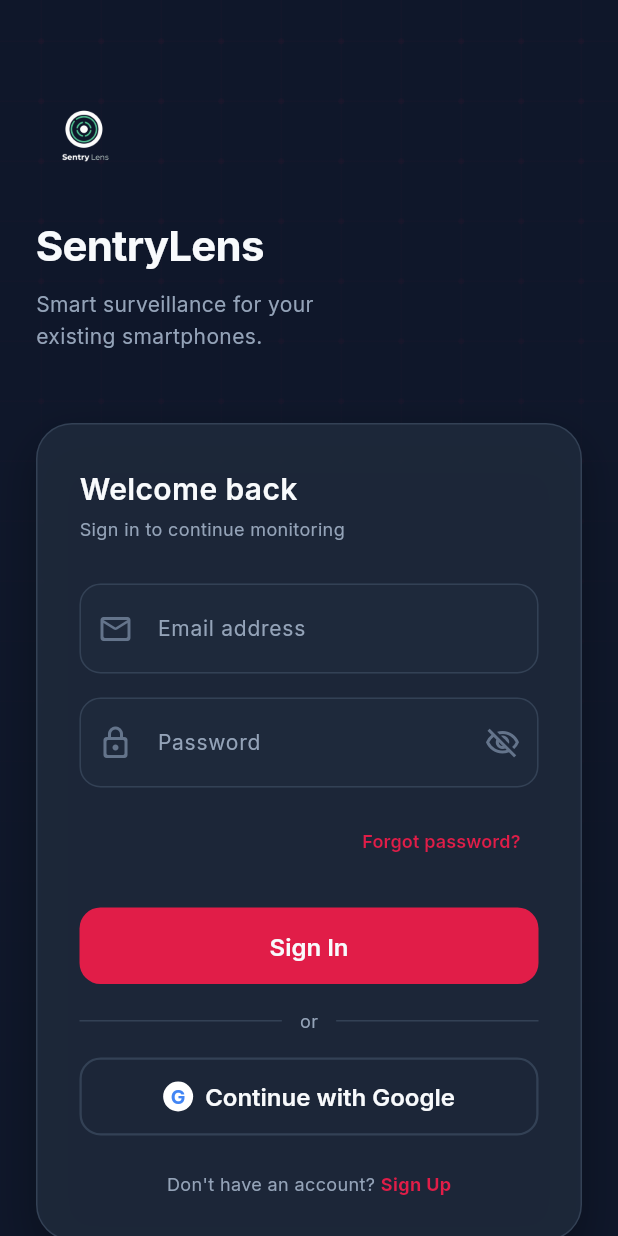
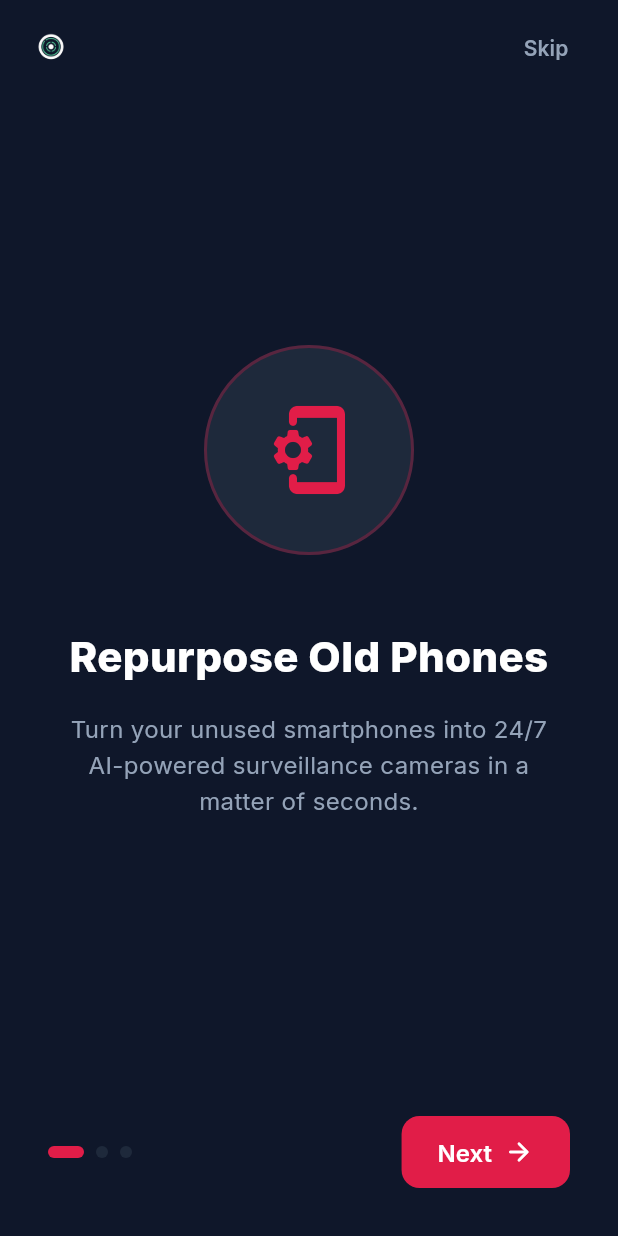
Before and after one commit to dhyankothari11/SentryLens, a Flutter app: the screen it shows after launch, on a phone screen of 412 x 824 dp. Run offline on Flutter 3.47's test engine with Material 3 defaults, Android fonts, the phone set to English and light mode, and no system bars; our stand-ins replace camera, cloud_firestore, firebase_auth, firebase_core, flutter_riverpod, go_router and 3 more; missing offline and left inert: flutter_webrtc; accounts and stored records are empty.

Commit message:
added intro pgs

```diff
--- /dev/null
+++ b/lib/core/providers/preferences_provider.dart
@@ -0,0 +1,8 @@
+import 'package:flutter_riverpod/flutter_riverpod.dart';
+import 'package:shared_preferences/shared_preferences.dart';
+
+const preferencesIntroKey = 'has_seen_intro';
+
+final sharedPreferencesProvider = Provider<SharedPreferencesAsync>((ref) {
+  return SharedPreferencesAsync();
+});
--- /dev/null
+++ b/lib/features/onboarding/intro_screen.dart
@@ -0,0 +1,228 @@
+import 'package:flutter/material.dart';
+import 'package:flutter/services.dart';
+import 'package:flutter_riverpod/flutter_riverpod.dart';
+import 'package:go_router/go_router.dart';
+import '../../core/theme/app_colors.dart';
+import '../../core/providers/preferences_provider.dart';
+
+class IntroScreen extends ConsumerStatefulWidget {
+  const IntroScreen({super.key});
+
+  @override
+  ConsumerState<IntroScreen> createState() => _IntroScreenState();
+}
+
+class _IntroScreenState extends ConsumerState<IntroScreen> {
+  final PageController _pageController = PageController();
+  int _currentPage = 0;
+
+  final List<Map<String, dynamic>> _pages = [
+    {
+      'title': 'Repurpose Old Phones',
+      'description':
+          'Turn your unused smartphones into 24/7 AI-powered surveillance cameras in a matter of seconds.',
+      'icon': Icons.phonelink_setup_rounded,
+    },
+    {
+      'title': 'Real-Time Streaming',
+      'description':
+          'Monitor your home, garage, or office with ultra-low latency WebRTC live streams from anywhere.',
+      'icon': Icons.videocam_rounded,
+    },
+    {
+      'title': 'Smart AI Detection',
+      'description':
+          'Get instant push notifications the moment motion or specific objects are detected in the frame.',
+      'icon': Icons.notifications_active_rounded,
+    },
+  ];
+
+  @override
+  void dispose() {
+    _pageController.dispose();
+    super.dispose();
+  }
+
+  Future<void> _completeIntro() async {
+    final prefs = ref.read(sharedPreferencesProvider);
+    await prefs.setBool(preferencesIntroKey, true);
+    if (mounted) {
+      context.goNamed('login');
+    }
+  }
+
+  void _nextPage() {
+    if (_currentPage < _pages.length - 1) {
+      _pageController.nextPage(
+        duration: const Duration(milliseconds: 300),
+        curve: Curves.easeOut,
+      );
+    } else {
+      _completeIntro();
+    }
+  }
+
+  @override
+  Widget build(BuildContext context) {
+    SystemChrome.setEnabledSystemUIMode(SystemUiMode.edgeToEdge);
+
+    return Scaffold(
+      backgroundColor: AppColors.bgPrimary,
+      body: SafeArea(
+        child: Column(
+          children: [
+            // Top Bar
+            Padding(
+              padding: const EdgeInsets.symmetric(horizontal: 16, vertical: 8),
+              child: Row(
+                mainAxisAlignment: MainAxisAlignment.spaceBetween,
+                children: [
+                  // Logo text-less
+                  Image.asset(
+                    'assets/images/iconwithoutbg.png',
+                    height: 36,
+                    width: 36,
+                  ),
+                  TextButton(
+                    onPressed: _completeIntro,
+                    style: TextButton.styleFrom(
+                      foregroundColor: AppColors.textMuted,
+                    ),
+                    child: Text(
+                      'Skip',
+                      style: TextStyle(
+                        fontSize: 14,
+                        fontWeight: FontWeight.w600,
+                      ),
+                    ),
+                  ),
+                ],
+              ),
+            ),
+
+            // Pager
+            Expanded(
+              child: PageView.builder(
+                controller: _pageController,
+                itemCount: _pages.length,
+                onPageChanged: (index) {
+                  setState(() => _currentPage = index);
+                },
+                itemBuilder: (context, index) {
+                  final page = _pages[index];
+                  return Padding(
+                    padding: const EdgeInsets.symmetric(horizontal: 40),
+                    child: Column(
+                      mainAxisAlignment: MainAxisAlignment.center,
+                      children: [
+                        Container(
+                          width: 140,
+                          height: 140,
+                          decoration: BoxDecoration(
+                            color: AppColors.bgSurface,
+                            shape: BoxShape.circle,
+                            border: Border.all(
+                              color: AppColors.accent.withValues(alpha: 0.3),
+                              width: 2,
+                            ),
+                          ),
+                          child: Icon(
+                            page['icon'],
+                            size: 64,
+                            color: AppColors.accent,
+                          ),
+                        ),
+                        const SizedBox(height: 48),
+                        Text(
+                          page['title'],
+                          textAlign: TextAlign.center,
+                          style: TextStyle(
+                            fontSize: 28,
+                            fontWeight: FontWeight.w800,
+                            color: Colors.white,
+                          ),
+                        ),
+                        const SizedBox(height: 16),
+                        Text(
+                          page['description'],
+                          textAlign: TextAlign.center,
+                          style: TextStyle(
+                            fontSize: 16,
+                            color: AppColors.textMuted,
+                            height: 1.5,
+                          ),
+                        ),
+                      ],
+                    ),
+                  );
+                },
+              ),
+            ),
+
+            // Bottom Navigation
+            Padding(
+              padding: const EdgeInsets.all(32),
+              child: Row(
+                mainAxisAlignment: MainAxisAlignment.spaceBetween,
+                children: [
+                  // Indicators
+                  Row(
+                    children: List.generate(
+                      _pages.length,
+                      (index) => AnimatedContainer(
+                        duration: const Duration(milliseconds: 200),
+                        margin: const EdgeInsets.only(right: 8),
+                        height: 8,
+                        width: _currentPage == index ? 24 : 8,
+                        decoration: BoxDecoration(
+                          color: _currentPage == index
+                              ? AppColors.accent
+                              : AppColors.bgSurface,
+                          borderRadius: BorderRadius.circular(4),
+                        ),
+                      ),
+                    ),
+                  ),
+
+                  // Next / Finish Button
+                  ElevatedButton(
+                    onPressed: _nextPage,
+                    style: ElevatedButton.styleFrom(
+                      backgroundColor: AppColors.accent,
+                      foregroundColor: Colors.white,
+                      padding: const EdgeInsets.symmetric(
+                        horizontal: 24,
+                        vertical: 14,
+                      ),
+                      shape: RoundedRectangleBorder(
+                        borderRadius: BorderRadius.circular(12),
+                      ),
+                    ),
+                    child: Row(
+                      mainAxisSize: MainAxisSize.min,
+                      children: [
+                        Text(
+                          _currentPage == _pages.length - 1
+                              ? 'Get Started'
+                              : 'Next',
+                          style: const TextStyle(
+                            fontSize: 16,
+                            fontWeight: FontWeight.w600,
+                          ),
+                        ),
+                        if (_currentPage < _pages.length - 1) ...[
+                          const SizedBox(width: 8),
+                          const Icon(Icons.arrow_forward_rounded, size: 20),
+                        ],
+                      ],
+                    ),
+                  ),
+                ],
+              ),
+            ),
+          ],
+        ),
+      ),
+    );
+  }
+}
--- a/pubspec.yaml
+++ b/pubspec.yaml
@@ -65,6 +65,7 @@ dependencies:
   cached_network_image: ^3.4.1
   shimmer: ^3.0.0
   lottie: ^3.3.1
+  shared_preferences: ^2.5.4
 
 dev_dependencies:
   flutter_test:
```
Also changed, not shown: lib/core/router/app_router.dart (+36 -6 lines), lib/features/onboarding/mode_selection_screen.dart (+4 -7 lines), pubspec.lock, 1 other file.
